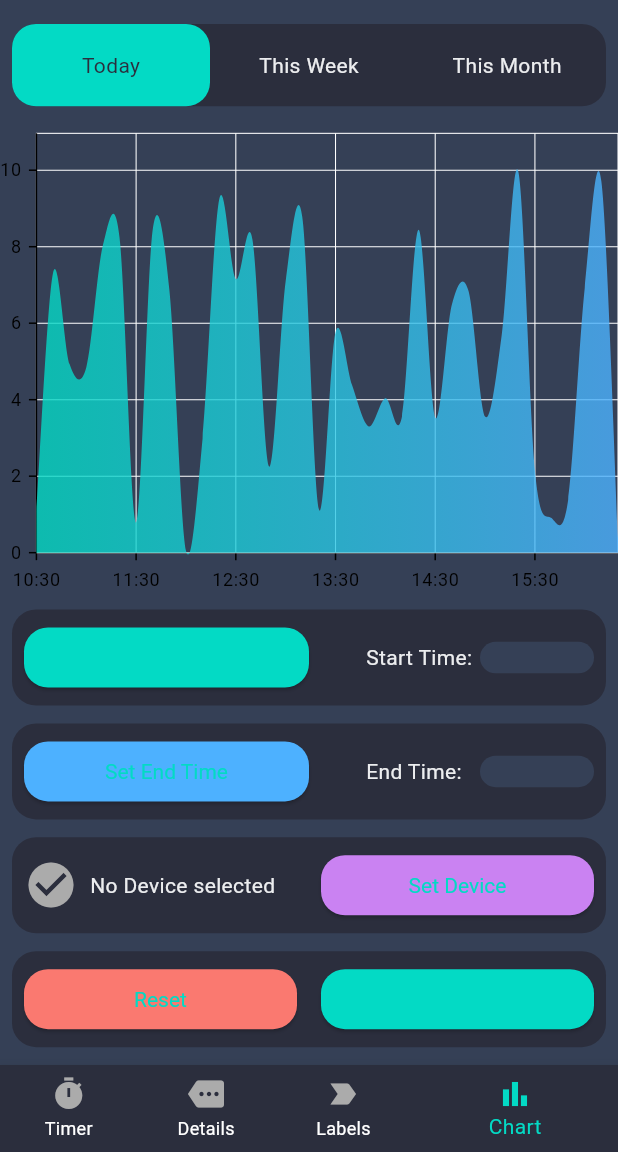
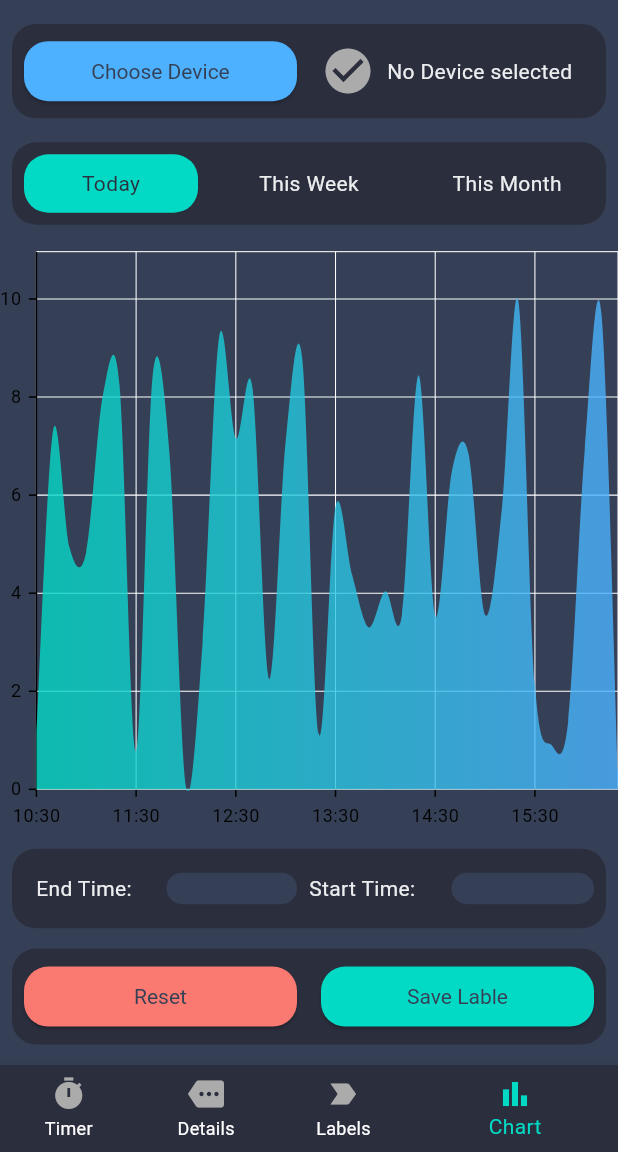
Before and after one commit to Layblar/layblar_app, a Flutter app: the MainScreen screen opened directly, item 4 of the bottom bar chosen, on a phone screen of 412 x 824 dp, the part 84-1236 px from its top. Run offline on Flutter 3.47's test engine with Material 3 defaults, Android fonts, the phone set to English and light mode, and no system bars; our stand-ins replace fl_chart, syncfusion_flutter_charts, syncfusion_flutter_sliders; network calls fail.

Commit message:
refactored the chart view

```diff
--- a/lib/screens/ChartScreen.dart
+++ b/lib/screens/ChartScreen.dart
@@ -79,17 +79,27 @@ class _ChartScreenState extends State<ChartScreen> {
       children: [
         Expanded(
           flex: 1,
+          child:getSetDeviceSection(),
+        ),
+        Expanded(
+          flex: 1,
           child: getTimeFilterSection()
         ),
         Expanded(
-          flex: 4,
+          flex: 5,
           child: getChartWithSliderSection(_dateMin, _dateMax, _dateValues),
         ),
         Expanded(
-          flex:4,
+          flex: 2,
           child: SizedBox(
             width: double.infinity,
-            child: isChartSelectionEnabled ? getEnabledChartView():getDisabledChartView(),
+            child:  Column(
+              mainAxisAlignment: MainAxisAlignment.spaceEvenly,
+              children: [
+                getTimeSection(),
+                getResetSubmitBtnSection(),
+              ]
+            )
           ),
         )
       ],
@@ -178,17 +188,6 @@ class _ChartScreenState extends State<ChartScreen> {
 
 
 
-  Widget getEnabledChartView(){
-    return Column(
-      mainAxisAlignment: MainAxisAlignment.spaceEvenly,
-      children: [
-                getStartTimeSection(),
-                getEndTimeSection(),
-                getSetDeviceSection(),
-                getResetSubmitBtnSection(),
-      ]
-    );
-  }
 
   Widget getDisabledChartView(){
     return Center(child: Text("For this project, the chart selection was disabled", style: Styles.regularTextStyle,));
@@ -198,25 +197,26 @@ class _ChartScreenState extends State<ChartScreen> {
 
   Container getSetDeviceSection() {
     return Container(
-                margin: const EdgeInsets.only(left: 8, right: 8),
+              margin: const EdgeInsets.only(left: 8, right: 8, top: 16, bottom: 0),
                 decoration: Styles.containerDecoration,
                 child: Row(
                   children: [
+
+                    Expanded(flex: 5, child: Padding(
+                      padding: const EdgeInsets.all(8.0),
+                      child: ElevatedButton(onPressed: ()=> showDropDownList(), child:  Text(selectedDevice== ""?"Choose Device":"Change Device",  style: Styles.secondaryTextStyle), style: Styles.secondaryButtonStyle,),
+                    )),
                      Expanded(flex: 5,
                     child: Padding(
                       padding: const EdgeInsets.only(left: 8.0),
                       child: Row(
                         mainAxisAlignment: MainAxisAlignment.start,
                         children: [
-                          Icon(Icons.check_circle, size: 36, color: selectedDevice!= ""?ThemeColors.tertiary : ThemeColors.primaryDisabled,),
+                          Icon(Icons.check_circle, size: 36, color: selectedDevice!= ""?ThemeColors.secondary : ThemeColors.primaryDisabled,),
                           const SizedBox(width: 8,),
                           Flexible(child: Text(selectedDevice == "" ? "No Device selected" : selectedDevice, overflow: TextOverflow.ellipsis,))
                         ],
                       ),
-                    )),
-                    Expanded(flex: 5, child: Padding(
-                      padding: const EdgeInsets.all(8.0),
-                      child: ElevatedButton(onPressed: ()=> showDropDownList(), child: const Text("Set Device"), style: Styles.tertiaryButtonStyle,),
                     )),
                   ],
                 ),
@@ -233,11 +233,11 @@ class _ChartScreenState extends State<ChartScreen> {
                   children: [
                     Expanded(child: Padding(
                       padding: const EdgeInsets.all(8.0),
-                      child: ElevatedButton(onPressed: ()=> onReset(), child: const Text("Reset"), style: Styles.errorButtonStyle,),
+                      child: ElevatedButton(onPressed: ()=> onReset(), child:  Text("Reset", style: Styles.secondaryTextStyle,), style: Styles.errorButtonStyle,),
                     )),
                     Expanded(child: Padding(
                       padding: const EdgeInsets.all(8.0),
-                      child: ElevatedButton(onPressed: ()=> onSubmit(), child: const Text("Submit"), style: Styles.primaryButtonStyle,),
+                      child: ElevatedButton(onPressed: ()=> onSubmit(), child:  Text("Save Lable" , style: Styles.secondaryTextStyle), style: Styles.primaryButtonStyle,),
                     )),
                   ],
                 ),
@@ -248,7 +248,7 @@ class _ChartScreenState extends State<ChartScreen> {
     showDialog(context: context, builder: (BuildContext context){
       return AlertDialog(
         backgroundColor: ThemeColors.secondaryBackground,
-        title:  Text("Select Device", style: Styles.infoBoxTextStyle,),
+        title:  Text("Chose your Device from the List below.", style: Styles.infoBoxTextStyle,),
         content: Column(
           mainAxisSize: MainAxisSize.min,
           children: mockedItems.map((e) => ListTile(
@@ -267,7 +267,9 @@ class _ChartScreenState extends State<ChartScreen> {
     });
   }
 
-  Container getEndTimeSection() {
+
+
+  Container getTimeSection() {
     return Container(
                 margin: const EdgeInsets.symmetric(horizontal: 8),
                 padding: const EdgeInsets.all(8),
@@ -277,16 +279,9 @@ class _ChartScreenState extends State<ChartScreen> {
                     mainAxisSize: MainAxisSize.max,
                   children: [
                    Expanded(
-                      flex: 5,
-                      child: ElevatedButton(
-                        onPressed: ()=> enableEndTime(),
-                        child: const Text("Set End Time"),
-                        style: Styles.secondaryButtonStyle,
-                      ),
-                    ),
-                    Expanded(flex: 1,child: Container()),
-                    Expanded(
-                      flex: 4,
+                     flex: 1,
+                     child: Padding(
+                       padding: const EdgeInsets.all(8.0),
                        child: Row(
                             children: [
                               Expanded(flex: 1, child:  Text("End Time:")),
@@ -298,33 +293,10 @@ class _ChartScreenState extends State<ChartScreen> {
                                     child: Text(endTime)))),
                             ],
                           ),
-                    )
-
-                  ],
-                )
-              );
-  }
-
-  Container getStartTimeSection() {
-    return Container(
-                margin: const EdgeInsets.symmetric(horizontal: 8),
-                padding: const EdgeInsets.all(8),
-                decoration: Styles.containerDecoration,
-                child: Row(
-                  mainAxisAlignment: MainAxisAlignment.spaceBetween,
-                    mainAxisSize: MainAxisSize.max,
-                  children: [
-                    Expanded(
-                      flex: 5,
-                      child: ElevatedButton(
-                        onPressed: ()=> enableStartTime(),
-                        child: const Text("Set Start Time"),
-                        style: Styles.primaryButtonStyle,
                      ),
                    ),
-                    Expanded(flex: 1,child: Container()),
                     Expanded(
-                      flex: 4,
+                      flex: 1,
                       child: Row(
                         children: [
                            Expanded(flex: 1, child:  Text("Start Time:")),
@@ -378,6 +350,7 @@ class _ChartScreenState extends State<ChartScreen> {
               child: GestureDetector(
                 onTap: ()=> toggleTimeFilter("day"),
                 child: Container(
+                  margin: const EdgeInsets.all(8),
                   decoration: isTodaySelected?Styles.selctedContainerDecoration:null,
                   child:  Center(
                     child: Text("Today" , style: TextStyle(color: isTodaySelected? ThemeColors.secondaryBackground: ThemeColors.textColor)),)),
@@ -387,6 +360,7 @@ class _ChartScreenState extends State<ChartScreen> {
                 child: GestureDetector(
                   onTap: ()=> toggleTimeFilter("week"),
                   child: Container(
+                    margin: const EdgeInsets.all(8),
                     decoration: isWeekSelected?Styles.selctedContainerDecoration:null,
                   child:  Center(
                     child: Text("This Week", style: TextStyle(color: isWeekSelected?ThemeColors.secondaryBackground: ThemeColors.textColor),),)),
@@ -396,6 +370,7 @@ class _ChartScreenState extends State<ChartScreen> {
               child: GestureDetector(
                 onTap: ()=> toggleTimeFilter("month"),
                 child: Container(
+                  margin: const EdgeInsets.all(8),
                   decoration: isMonthSelected?Styles.selctedContainerDecoration:null,
                   child:  Center(
                     child: Text("This Month" , style: TextStyle(color: isMonthSelected?ThemeColors.secondaryBackground: ThemeColors.textColor)),)),
```
Lines whose indentation alone changed are shown as unchanged.
